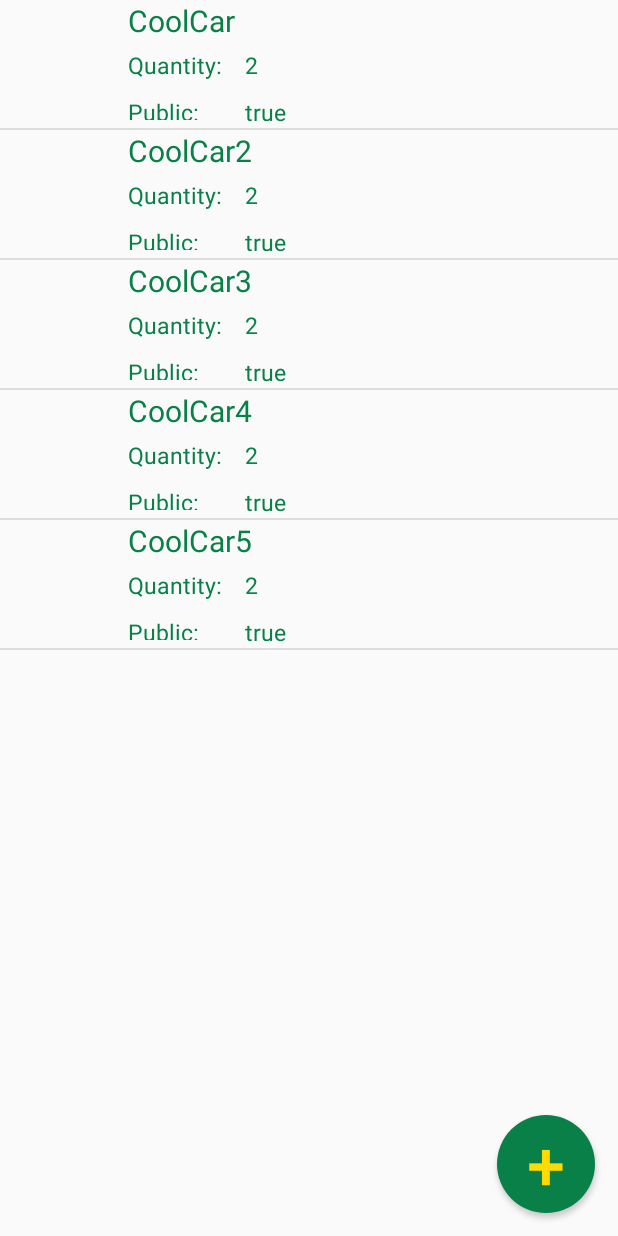
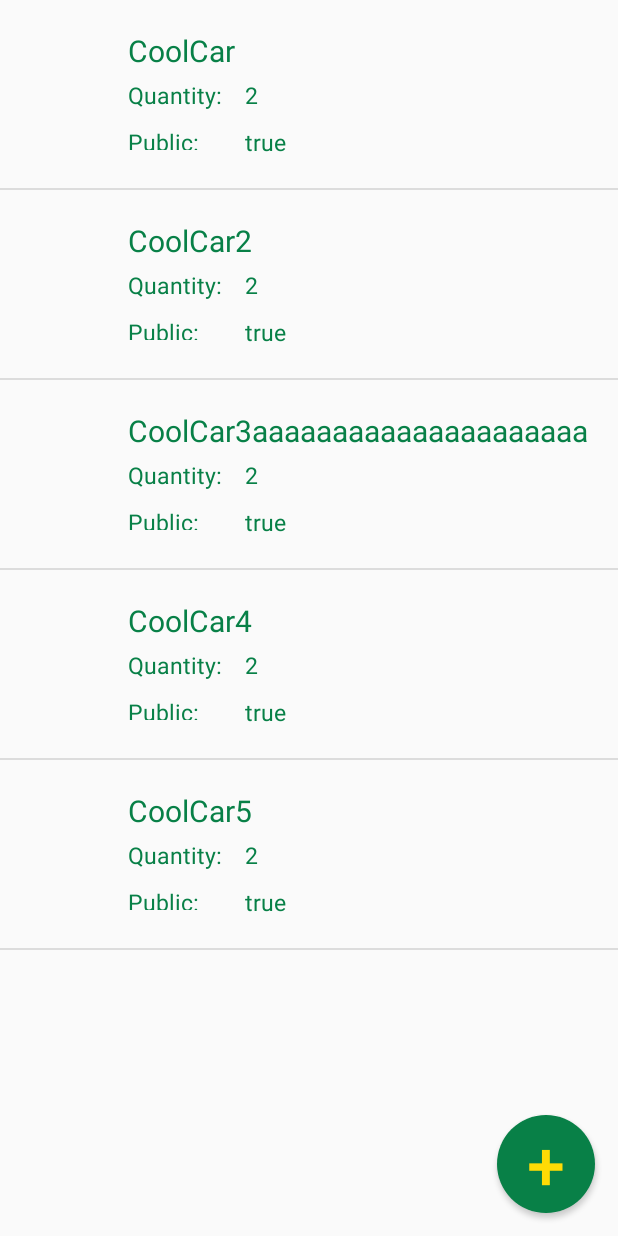
Before and after one commit to CMPUT301F15T05/cuddly-quack, an Android app: the fragment Tab2 shown on its own in the app's theme, on a phone screen of 412 x 824 dp. Run offline under Robolectric (Android 15) with nearby library versions, the phone set to English and light mode, and no system bars.

Commit message:
Fixed userinventoryitem to not cut off text!

```diff
--- a/SwapMyRide/app/src/main/java/ca/ualberta/cs/swapmyride/Tab2.java
+++ b/SwapMyRide/app/src/main/java/ca/ualberta/cs/swapmyride/Tab2.java
@@ -39,7 +39,7 @@ public class Tab2 extends Fragment {
         inventoryList.add(vehicle2);
 
         Vehicle vehicle3 = new Vehicle();
-        vehicle3.setName("CoolCar3");
+        vehicle3.setName("CoolCar3aaaaaaaaaaaaaaaaaaaaaaaaaaaaaa");
         vehicle3.setPublic(true);
         vehicle3.setQuantity(2);
         inventoryList.add(vehicle3);
--- a/SwapMyRide/app/src/main/res/layout/userinventoryitem.xml
+++ b/SwapMyRide/app/src/main/res/layout/userinventoryitem.xml
@@ -1,14 +1,20 @@
 <?xml version="1.0" encoding="utf-8"?>
+<LinearLayout xmlns:android="http://schemas.android.com/apk/res/android"
+    android:layout_width="match_parent"
+    android:layout_height="match_parent" >
+
+
 <RelativeLayout xmlns:android="http://schemas.android.com/apk/res/android"
     android:orientation="vertical" android:layout_width="match_parent"
     android:layout_height="match_parent"
-    android:weightSum="1">
+    android:weightSum="1"
+    android:layout_marginTop="20dp"
+    android:layout_marginBottom="20dp">
 
     <ImageView
         android:layout_width="80dp"
         android:layout_height="80dp"
-        android:id="@+id/vehiclePicture"
-        android:paddingBottom="20dp"/>
+        android:id="@+id/vehiclePicture" />
 
     <TextView
         android:layout_width="wrap_content"
@@ -22,7 +28,8 @@
         android:layout_alignParentEnd="true"
         android:layout_toEndOf="@+id/vehiclePicture"
         android:layout_marginRight="20dp"
-        android:layout_marginLeft="5dp"/>
+        android:layout_marginLeft="5dp"
+        android:maxLines="1"/>
 
     <TextView
         android:layout_width="wrap_content"
@@ -33,7 +40,8 @@
         android:id="@+id/textView2"
         android:layout_below="@+id/vehicleTitle"
         android:layout_alignStart="@+id/vehicleTitle"
-        android:layout_marginTop="5dp" />
+        android:layout_marginTop="5dp"
+        android:maxLines="1"/>
 
     <TextView
         android:layout_width="wrap_content"
@@ -45,7 +53,7 @@
         android:id="@+id/textView3"
         android:layout_alignBottom="@+id/vehiclePicture"
         android:layout_alignStart="@+id/textView2"
-        android:layout_marginTop="10dp"/>
+        android:layout_marginTop="10dp" />
 
     <TextView
         android:layout_width="wrap_content"
@@ -69,3 +77,5 @@
         android:layout_alignStart="@+id/quantity" />
 
 </RelativeLayout>
+
+</LinearLayout>
```
